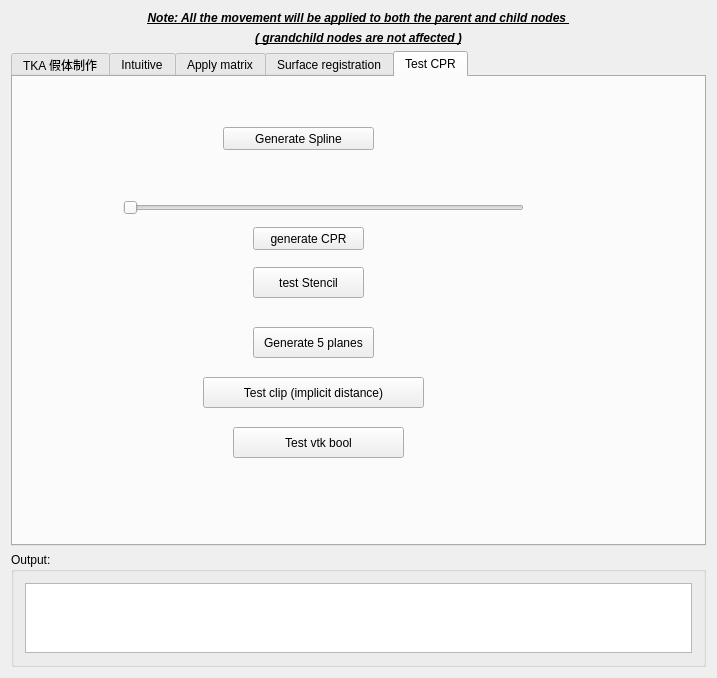
zhaomengxiao/LancetMITK-Adition, file Plugins/org.mitk.lancet.movedata/src/internal/MoveDataControls.ui: the form before one commit.
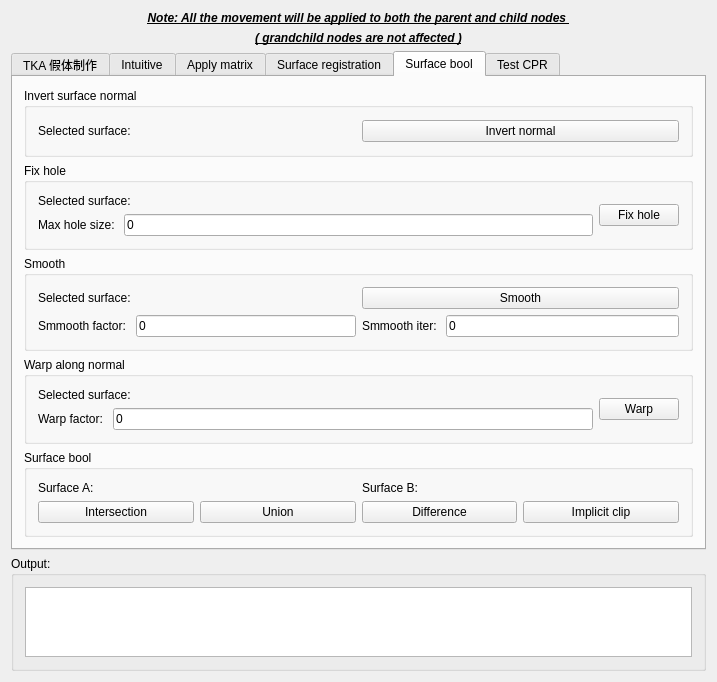
The form after the commit. Custom widgets are drawn as their Qt base class.

Commit message: Feature: surface boolean

What changed in the file:
```diff
--- a/Plugins/org.mitk.lancet.movedata/src/internal/MoveDataControls.ui
+++ b/Plugins/org.mitk.lancet.movedata/src/internal/MoveDataControls.ui
@@ -1113,6 +1113,270 @@
        </item>
       </layout>
      </widget>
+     <widget class="QWidget" name="tab_6">
+      <attribute name="title">
+       <string>Surface bool</string>
+      </attribute>
+      <layout class="QGridLayout" name="gridLayout_23">
+       <item row="0" column="0">
+        <widget class="QGroupBox" name="groupBox_11">
+         <property name="title">
+          <string>Invert surface normal</string>
+         </property>
+         <layout class="QGridLayout" name="gridLayout_18">
+          <item row="0" column="0">
+           <layout class="QHBoxLayout" name="horizontalLayout_15">
+            <item>
+             <widget class="QLabel" name="label_24">
+              <property name="text">
+               <string>Selected surface:</string>
+              </property>
+             </widget>
+            </item>
+            <item>
+             <widget class="QmitkSingleNodeSelectionWidget" name="mitkNodeSelectWidget_inverNormal" native="true"/>
+            </item>
+           </layout>
+          </item>
+          <item row="0" column="1">
+           <widget class="QPushButton" name="pushButton_inverNormal">
+            <property name="text">
+             <string>Invert normal</string>
+            </property>
+           </widget>
+          </item>
+         </layout>
+        </widget>
+       </item>
+       <item row="1" column="0">
+        <widget class="QGroupBox" name="groupBox_14">
+         <property name="title">
+          <string>Fix hole</string>
+         </property>
+         <layout class="QGridLayout" name="gridLayout_21">
+          <item row="0" column="0">
+           <layout class="QHBoxLayout" name="horizontalLayout_20">
+            <item>
+             <widget class="QLabel" name="label_29">
+              <property name="text">
+               <string>Selected surface:</string>
+              </property>
+             </widget>
+            </item>
+            <item>
+             <widget class="QmitkSingleNodeSelectionWidget" name="mitkNodeSelectWidget_fixHole" native="true"/>
+            </item>
+           </layout>
+          </item>
+          <item row="1" column="0">
+           <layout class="QHBoxLayout" name="horizontalLayout_21">
+            <item>
+             <widget class="QLabel" name="label_30">
+              <property name="text">
+               <string>Max hole size: </string>
+              </property>
+             </widget>
+            </item>
+            <item>
+             <widget class="QLineEdit" name="lineEdit_holeSize">
+              <property name="text">
+               <string>0</string>
+              </property>
+             </widget>
+            </item>
+           </layout>
+          </item>
+          <item row="0" column="1" rowspan="2">
+           <widget class="QPushButton" name="pushButton_fixhole">
+            <property name="text">
+             <string>Fix hole</string>
+            </property>
+           </widget>
+          </item>
+         </layout>
+        </widget>
+       </item>
+       <item row="2" column="0">
+        <widget class="QGroupBox" name="groupBox_15">
+         <property name="title">
+          <string>Smooth</string>
+         </property>
+         <layout class="QGridLayout" name="gridLayout_22">
+          <item row="0" column="0">
+           <layout class="QHBoxLayout" name="horizontalLayout_22">
+            <item>
+             <widget class="QLabel" name="label_31">
+              <property name="text">
+               <string>Selected surface:</string>
+              </property>
+             </widget>
+            </item>
+            <item>
+             <widget class="QmitkSingleNodeSelectionWidget" name="mitkNodeSelectWidget_smooth" native="true"/>
+            </item>
+           </layout>
+          </item>
+          <item row="1" column="0">
+           <layout class="QHBoxLayout" name="horizontalLayout_23">
+            <item>
+             <widget class="QLabel" name="label_32">
+              <property name="text">
+               <string>Smmooth factor: </string>
+              </property>
+             </widget>
+            </item>
+            <item>
+             <widget class="QLineEdit" name="lineEdit_smoothFactor">
+              <property name="text">
+               <string>0</string>
+              </property>
+             </widget>
+            </item>
+           </layout>
+          </item>
+          <item row="1" column="1">
+           <layout class="QHBoxLayout" name="horizontalLayout_24">
+            <item>
+             <widget class="QLabel" name="label_33">
+              <property name="text">
+               <string>Smmooth iter: </string>
+              </property>
+             </widget>
+            </item>
+            <item>
+             <widget class="QLineEdit" name="lineEdit_warpFactor_smoothIter">
+              <property name="text">
+               <string>0</string>
+              </property>
+             </widget>
+            </item>
+           </layout>
+          </item>
+          <item row="0" column="1">
+           <widget class="QPushButton" name="pushButton_smooth">
+            <property name="text">
+             <string>Smooth</string>
+            </property>
+           </widget>
+          </item>
+         </layout>
+        </widget>
+       </item>
+       <item row="3" column="0">
+        <widget class="QGroupBox" name="groupBox_12">
+         <property name="title">
+          <string>Warp along normal</string>
+         </property>
+         <layout class="QGridLayout" name="gridLayout_19">
+          <item row="0" column="0">
+           <layout class="QHBoxLayout" name="horizontalLayout_16">
+            <item>
+             <widget class="QLabel" name="label_25">
+              <property name="text">
+               <string>Selected surface:</string>
+              </property>
+             </widget>
+            </item>
+            <item>
+             <widget class="QmitkSingleNodeSelectionWidget" name="mitkNodeSelectWidget_normalWarp" native="true"/>
+            </item>
+           </layout>
+          </item>
+          <item row="1" column="0">
+           <layout class="QHBoxLayout" name="horizontalLayout_17">
+            <item>
+             <widget class="QLabel" name="label_26">
+              <property name="text">
+               <string>Warp factor: </string>
+              </property>
+             </widget>
+            </item>
+            <item>
+             <widget class="QLineEdit" name="lineEdit_warpFactor">
+              <property name="text">
+               <string>0</string>
+              </property>
+             </widget>
+            </item>
+           </layout>
+          </item>
+          <item row="0" column="1" rowspan="2">
+           <widget class="QPushButton" name="pushButton_warp">
+            <property name="text">
+             <string>Warp</string>
+            </property>
+           </widget>
+          </item>
+         </layout>
+        </widget>
+       </item>
+       <item row="4" column="0">
+        <widget class="QGroupBox" name="groupBox_13">
+         <property name="title">
+          <string>Surface bool</string>
+         </property>
+         <layout class="QGridLayout" name="gridLayout_20">
+          <item row="1" column="1">
+           <widget class="QPushButton" name="pushButton_union">
+            <property name="text">
+             <string>Union</string>
+            </property>
+           </widget>
+          </item>
+          <item row="1" column="0">
+           <widget class="QPushButton" name="pushButton_intersect">
+            <property name="text">
+             <string>Intersection</string>
+            </property>
+           </widget>
+          </item>
+          <item row="0" column="0" colspan="2">
+           <layout class="QHBoxLayout" name="horizontalLayout_18">
+            <item>
+             <widget class="QLabel" name="label_27">
+              <property name="text">
+               <string>Surface A:</string>
+              </property>
+             </widget>
+            </item>
+            <item>
+             <widget class="QmitkSingleNodeSelectionWidget" name="mitkNodeSelectWidget_surfaceboolA" native="true"/>
+            </item>
+           </layout>
+          </item>
+          <item row="1" column="4">
+           <widget class="QPushButton" name="pushButton_implicitClip">
+            <property name="text">
+             <string>Implicit clip</string>
+            </property>
+           </widget>
+          </item>
+          <item row="0" column="3" colspan="2">
+           <layout class="QHBoxLayout" name="horizontalLayout_19">
+            <item>
+             <widget class="QLabel" name="label_28">
+              <property name="text">
+               <string>Surface B:</string>
+              </property>
+             </widget>
+            </item>
+            <item>
+             <widget class="QmitkSingleNodeSelectionWidget" name="mitkNodeSelectWidget_surfaceboolB" native="true"/>
+            </item>
+           </layout>
+          </item>
+          <item row="1" column="3">
+           <widget class="QPushButton" name="pushButton_diff">
+            <property name="text">
+             <string>Difference</string>
+            </property>
+           </widget>
+          </item>
+         </layout>
+        </widget>
+       </item>
+      </layout>
+     </widget>
      <widget class="QWidget" name="tab_4">
       <attribute name="title">
        <string>Test CPR</string>
@@ -1121,7 +1385,7 @@
        <property name="geometry">
         <rect>
          <x>210</x>
-         <y>50</y>
+         <y>20</y>
          <width>151</width>
          <height>23</height>
         </rect>
@@ -1134,7 +1398,7 @@
        <property name="geometry">
         <rect>
          <x>110</x>
-         <y>120</y>
+         <y>60</y>
          <width>401</width>
          <height>22</height>
         </rect>
@@ -1146,8 +1410,8 @@
       <widget class="QPushButton" name="pushButton_testCPR">
        <property name="geometry">
         <rect>
-         <x>240</x>
-         <y>150</y>
+         <x>120</x>
+         <y>100</y>
          <width>111</width>
          <height>23</height>
         </rect>
@@ -1159,8 +1423,8 @@
       <widget class="QPushButton" name="pushButton_testStencil">
        <property name="geometry">
         <rect>
-         <x>240</x>
-         <y>190</y>
+         <x>250</x>
+         <y>100</y>
          <width>111</width>
          <height>31</height>
         </rect>
@@ -1172,8 +1436,8 @@
       <widget class="QPushButton" name="pushButton_gen5planes">
        <property name="geometry">
         <rect>
-         <x>240</x>
-         <y>250</y>
+         <x>380</x>
+         <y>100</y>
          <width>121</width>
          <height>31</height>
         </rect>
@@ -1185,8 +1449,8 @@
       <widget class="QPushButton" name="pushButton_testClip">
        <property name="geometry">
         <rect>
-         <x>190</x>
-         <y>300</y>
+         <x>240</x>
+         <y>160</y>
          <width>221</width>
          <height>31</height>
         </rect>
@@ -1198,8 +1462,8 @@
       <widget class="QPushButton" name="pushButton_vtkBool">
        <property name="geometry">
         <rect>
-         <x>220</x>
-         <y>350</y>
+         <x>360</x>
+         <y>220</y>
          <width>171</width>
          <height>31</height>
         </rect>
```
Left out of the diff: 57 changed lines with no effect on the pictures. The commit also changes 2 other files.
